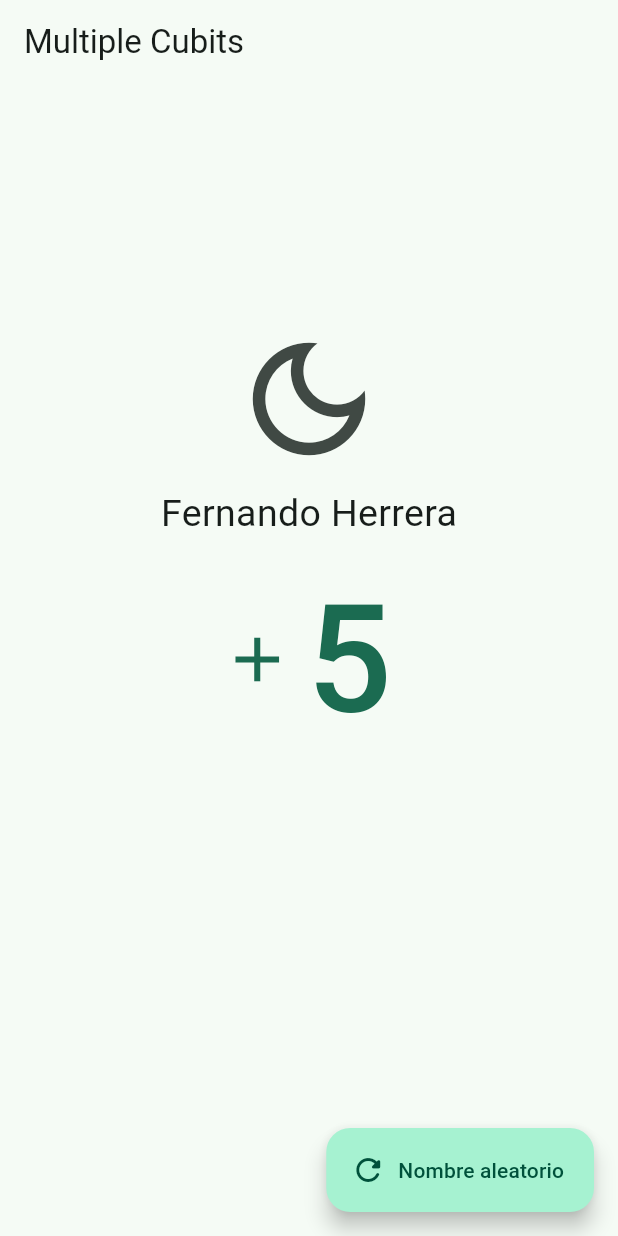
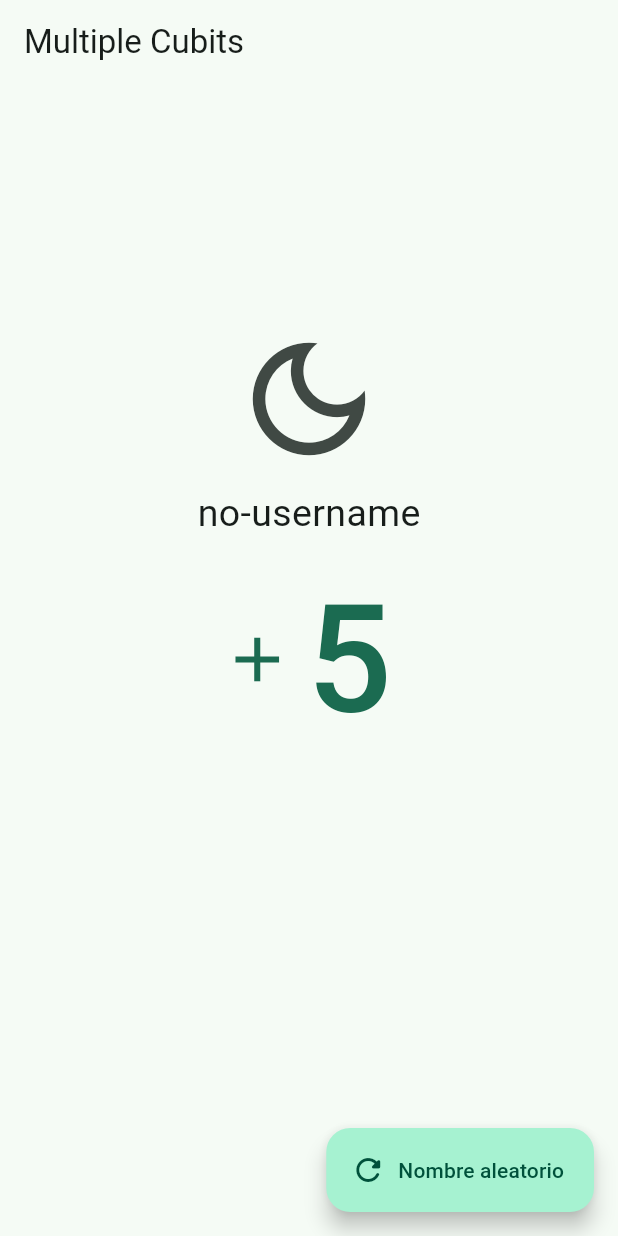
Before and after one commit to albinrk10/Flutter-Bloc-Example, a Flutter app: the MultipleCubitScreen screen opened by its route, after a tap on "Nombre aleatorio", on a phone screen of 412 x 824 dp. Run offline on Flutter 3.47's test engine with Material 3 defaults, Android fonts, the phone set to English and light mode, and no system bars; our stand-ins replace bloc, dio, equatable, flutter_bloc, go_router; missing offline and left inert: random_name_generator; statements that could not run were skipped.

Commit message:
Solución de la tarea - UsernameCubit

```diff
--- a/lib/presentation/screens/03_multiple_cubits/multiple_cubits_screen.dart
+++ b/lib/presentation/screens/03_multiple_cubits/multiple_cubits_screen.dart
@@ -1,5 +1,6 @@
 import 'package:flutter/material.dart';
 import 'package:flutter_bloc/flutter_bloc.dart';
+import '../../../config/config.dart';
 import '../../bloc/bloc.dart';
 
 
@@ -10,6 +11,7 @@ class MultipleCubitScreen extends StatelessWidget {
   Widget build(BuildContext context) {
     final counterCubit = context.watch<CounterCubit>();
     final themeCubit = context.watch<ThemeCubit>();
+    final usernameCubit = context.watch<UsernameCubit>();
     return Scaffold(
       appBar: AppBar(
         title: const Text('Multiple Cubits'),
@@ -28,7 +30,7 @@ class MultipleCubitScreen extends StatelessWidget {
               },
             ),
 
-            const Text('Fernando Herrera', style: TextStyle(fontSize: 25 )),
+             Text(usernameCubit.state, style: const TextStyle(fontSize: 25 )),
 
             TextButton.icon(
               icon: const Icon( Icons.add, size: 50,),
@@ -45,7 +47,11 @@ class MultipleCubitScreen extends StatelessWidget {
       floatingActionButton: FloatingActionButton.extended(
         label: const Text('Nombre aleatorio'),
         icon: const Icon( Icons.refresh_rounded ),
-        onPressed: () {},
+        onPressed: () {
+          usernameCubit.setUsername(
+            RandomGenerator.getRandomName(),
+          );
+        },
       ),
     );
   }
```
